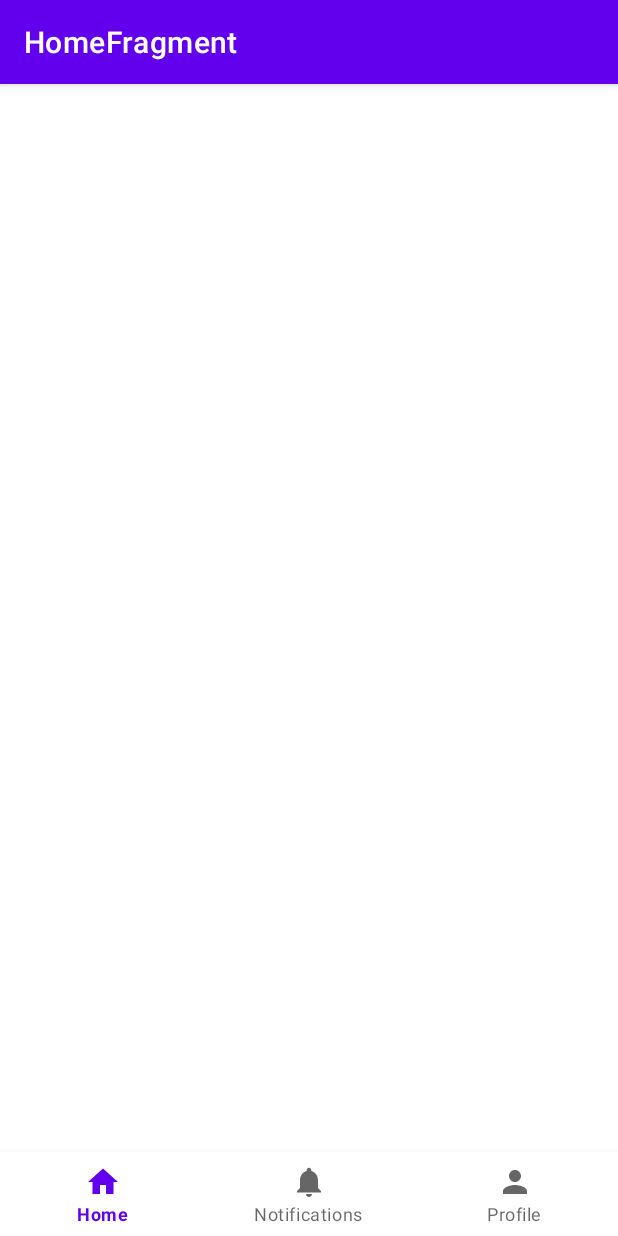
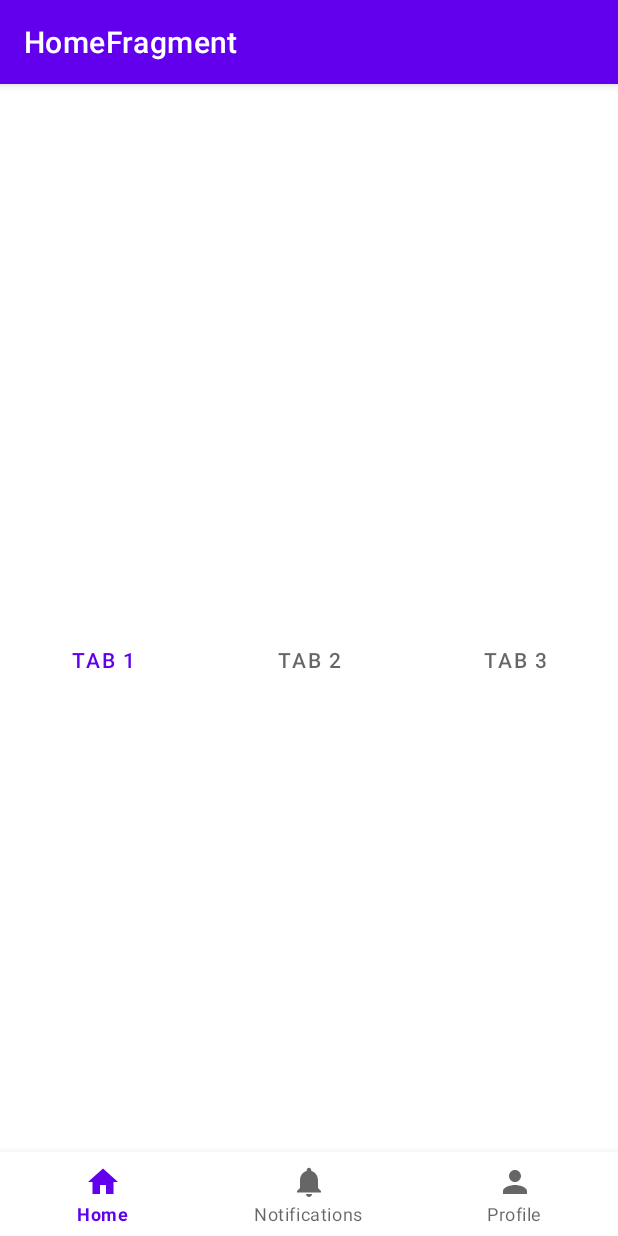
Before and after one commit to nikolomouri/MobAppsFinalyDone, an Android app: the screen it shows after launch (MainActivity), on a phone screen of 412 x 824 dp. Run offline under Robolectric (Android 15) with nearby library versions, the phone set to English and light mode, and no system bars; our stand-ins replace navigation-ui.

```diff
--- /dev/null
+++ b/app/src/main/java/com/example/mobappsfinallydone/adapters/ViewPagerAdapterFragments.kt
@@ -0,0 +1,23 @@
+package com.example.mobappsfinallydone.adapters
+
+import android.app.Activity
+import androidx.fragment.app.Fragment
+import androidx.fragment.app.FragmentActivity
+import androidx.viewpager2.adapter.FragmentStateAdapter
+import com.example.mobappsfinallydone.fragments.HomeFragment
+import com.example.mobappsfinallydone.fragments.HomeFragment2
+import com.example.mobappsfinallydone.fragments.HomeFragment3
+import com.example.mobappsfinallydone.fragments.HomeFragmentMain
+
+class ViewPagerAdapterFragments(fragment: FragmentActivity):FragmentStateAdapter(fragment) {
+    override fun getItemCount(): Int = 3
+
+    override fun createFragment(position: Int): Fragment {
+        return when (position){
+            0-> HomeFragmentMain()
+            1->HomeFragment2()
+            2->HomeFragment3()
+            else -> HomeFragmentMain()
+        }
+    }
+}
--- a/app/src/main/java/com/example/mobappsfinallydone/fragments/HomeFragment.kt
+++ b/app/src/main/java/com/example/mobappsfinallydone/fragments/HomeFragment.kt
@@ -3,10 +3,24 @@ package com.example.mobappsfinallydone.fragments
 import android.os.Bundle
 import android.view.View
 import androidx.fragment.app.Fragment
+import androidx.fragment.app.FragmentActivity
+import androidx.viewpager2.widget.ViewPager2
 import com.example.mobappsfinallydone.R
+import com.example.mobappsfinallydone.adapters.ViewPagerAdapterFragments
+import com.google.android.material.tabs.TabLayout
+import com.google.android.material.tabs.TabLayoutMediator
 
-class HomeFragment:Fragment(R.layout.home_fragment) {
+class HomeFragment:Fragment(R.layout.home_fragment) {    private lateinit var viewPager2: ViewPager2
+    private lateinit var tabLayout: TabLayout
+    private lateinit var viewPagerAdapter: ViewPagerAdapterFragments
     override fun onViewCreated(view: View, savedInstanceState: Bundle?) {
         super.onViewCreated(view, savedInstanceState)
+        viewPager2 = view.findViewById(R.id.viewPagerFragments)
+        tabLayout = view.findViewById(R.id.tabLayout)
+        viewPagerAdapter = ViewPagerAdapterFragments(this.context as FragmentActivity)
+        viewPager2.adapter = viewPagerAdapter
+        TabLayoutMediator(tabLayout, viewPager2){tab, position->
+            tab.text = "tab ${position + 1}"
+        }.attach()
     }
 }
--- /dev/null
+++ b/app/src/main/java/com/example/mobappsfinallydone/fragments/HomeFragmentMain.kt
@@ -0,0 +1,7 @@
+package com.example.mobappsfinallydone.fragments
+
+import androidx.fragment.app.Fragment
+import com.example.mobappsfinallydone.R
+
+class HomeFragmentMain:Fragment(R.layout.home_fragment_main) {
+}
--- a/app/src/main/java/com/example/mobappsfinallydone/fragments/LoginFragment.kt
+++ b/app/src/main/java/com/example/mobappsfinallydone/fragments/LoginFragment.kt
@@ -44,9 +44,8 @@ class LoginFragment:Fragment(R.layout.login_fragment) {
                 mAuth.signInWithEmailAndPassword(email, password)
                     .addOnCompleteListener { task ->
                         if (task.isSuccessful){
-                            val action = 1
-                            val visible = LoginFragmentDirections.actionLoginFragmentToProfileFragment(action)
-                            navController.navigate(visible)
+                            Toast.makeText(this.context,"successfully log in", Toast.LENGTH_SHORT).show()
+                            navController.navigate(LoginFragmentDirections.actionLoginFragmentToProfileFragment())
                         }else {
                             Toast.makeText(this.context, "incorect email or password" , Toast.LENGTH_SHORT).show()
                         }
--- a/app/src/main/res/layout/home_fragment.xml
+++ b/app/src/main/res/layout/home_fragment.xml
@@ -1,6 +1,16 @@
 <?xml version="1.0" encoding="utf-8"?>
-<androidx.constraintlayout.widget.ConstraintLayout xmlns:android="http://schemas.android.com/apk/res/android"
+<LinearLayout xmlns:android="http://schemas.android.com/apk/res/android"
     android:layout_width="match_parent"
-    android:layout_height="match_parent">
+    android:layout_height="match_parent"
+    android:orientation="vertical">
 
-</androidx.constraintlayout.widget.ConstraintLayout>
+    <com.google.android.material.tabs.TabLayout
+        android:id="@+id/tabLayout"
+        android:layout_width="match_parent"
+        android:layout_height="match_parent" />
+
+    <androidx.viewpager2.widget.ViewPager2
+        android:layout_width="match_parent"
+        android:layout_height="match_parent"
+        android:id="@+id/viewPagerFragments"/>
+</LinearLayout>
--- /dev/null
+++ b/app/src/main/res/layout/home_fragment_2.xml
@@ -0,0 +1,6 @@
+<?xml version="1.0" encoding="utf-8"?>
+<androidx.constraintlayout.widget.ConstraintLayout xmlns:android="http://schemas.android.com/apk/res/android"
+    android:layout_width="match_parent"
+    android:layout_height="match_parent">
+
+</androidx.constraintlayout.widget.ConstraintLayout>
--- /dev/null
+++ b/app/src/main/res/layout/home_fragment_3.xml
@@ -0,0 +1,6 @@
+<?xml version="1.0" encoding="utf-8"?>
+<androidx.constraintlayout.widget.ConstraintLayout xmlns:android="http://schemas.android.com/apk/res/android"
+    android:layout_width="match_parent"
+    android:layout_height="match_parent">
+
+</androidx.constraintlayout.widget.ConstraintLayout>
--- /dev/null
+++ b/app/src/main/res/layout/home_fragment_main.xml
@@ -0,0 +1,6 @@
+<?xml version="1.0" encoding="utf-8"?>
+<androidx.constraintlayout.widget.ConstraintLayout xmlns:android="http://schemas.android.com/apk/res/android"
+    android:layout_width="match_parent"
+    android:layout_height="match_parent">
+
+</androidx.constraintlayout.widget.ConstraintLayout>
--- a/app/src/main/res/navigation/nav_graph.xml
+++ b/app/src/main/res/navigation/nav_graph.xml
@@ -43,9 +43,6 @@
         <action
             android:id="@+id/action_profileFragment_to_changePasswordFragment"
             app:destination="@id/changePasswordFragment" />
-        <argument
-            android:name="action"
-            app:argType="integer"/>
     </fragment>
     <fragment
         android:id="@+id/loginFragment"
```
Also changed, not shown: app/src/main/java/com/example/mobappsfinallydone/fragments/ChangePasswordFragment.kt (+23 -0 lines), app/src/main/java/com/example/mobappsfinallydone/fragments/ForgotPasswordFragment.kt (+18 -0 lines), app/src/main/java/com/example/mobappsfinallydone/fragments/HomeFragment2.kt (added, +8 -0 lines), app/src/main/java/com/example/mobappsfinallydone/fragments/HomeFragment3.kt (added, +7 -0 lines), app/src/main/java/com/example/mobappsfinallydone/fragments/ProfileFragment.kt (+9 -10 lines), app/src/main/java/com/example/mobappsfinallydone/fragments/RegistrationFragment.kt (+28 -0 lines).
